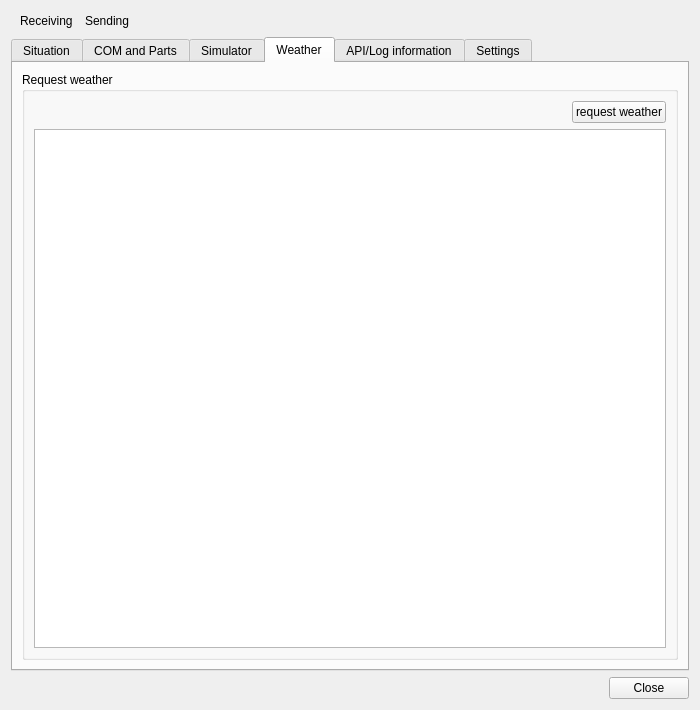
First picture: the form in src/plugins/simulator/emulated/simulatoremulatedmonitordialog.ui, repository swift-project/pilotclient, before the edit.
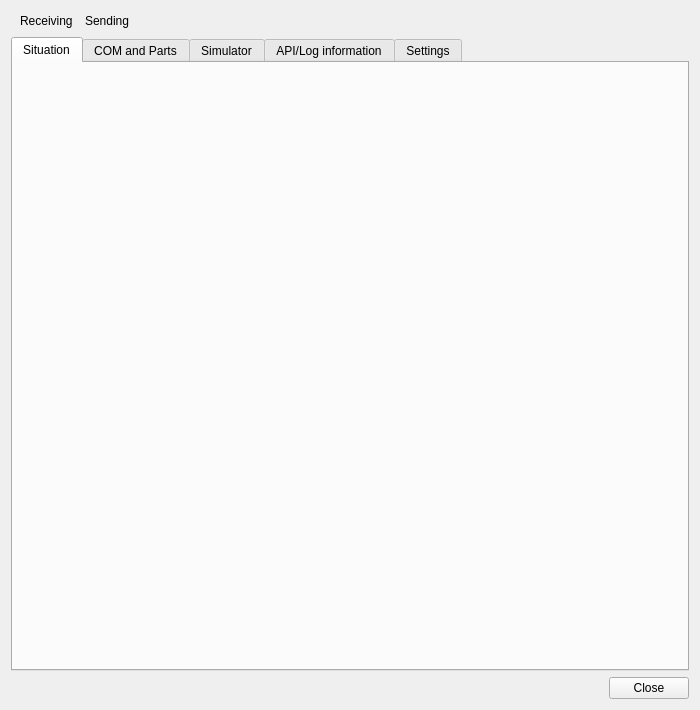
Second picture: the form after the edit. The open tabs and pages were chosen to show the change. Custom widgets are drawn as their Qt base class.

Commit message: refactor: Remove weather support

```diff
--- a/src/plugins/simulator/emulated/simulatoremulatedmonitordialog.ui
+++ b/src/plugins/simulator/emulated/simulatoremulatedmonitordialog.ui
@@ -457,32 +457,6 @@
        </item>
       </layout>
      </widget>
-     <widget class="QWidget" name="tb_Weather">
-      <attribute name="title">
-       <string>Weather</string>
-      </attribute>
-      <layout class="QVBoxLayout" name="vl_Weather">
-       <item>
-        <widget class="QGroupBox" name="gb_RequestWeather">
-         <property name="title">
-          <string>Request weather</string>
-         </property>
-         <layout class="QVBoxLayout" name="vl_GbWeather">
-          <item alignment="Qt::AlignRight">
-           <widget class="QPushButton" name="pb_RequestWeather">
-            <property name="text">
-             <string>request weather</string>
-            </property>
-           </widget>
-          </item>
-          <item>
-           <widget class="QTextEdit" name="te_Weather"/>
-          </item>
-         </layout>
-        </widget>
-       </item>
-      </layout>
-     </widget>
      <widget class="QWidget" name="tb_LogMessages">
       <attribute name="title">
        <string>API/Log information</string>
```
The commit also changes 171 other files.
